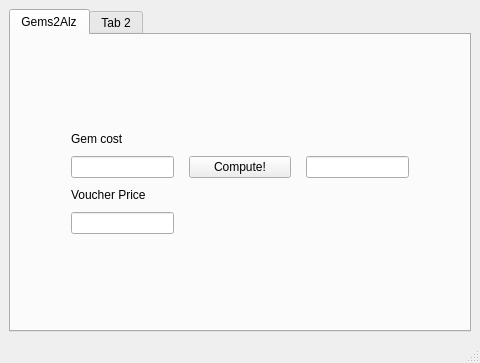
This is MainWindow.ui in MrocznyZdzichu/Cabal_Calculator as Qt 5 draws it before an edit. The edited form follows.
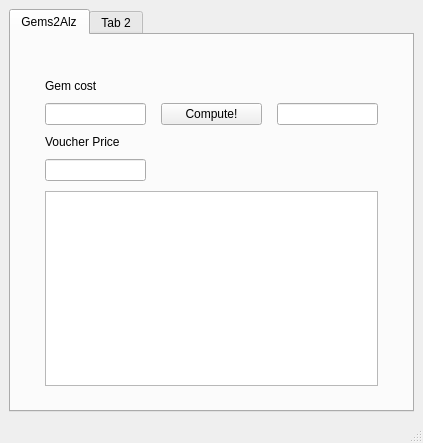
This is the edited form.

Commit message: Improved verbosivity of gem calc. Add result rounding to 3 decimals. Getters and setters refactor. Minor layout improvement

Patch:
```diff
--- a/MainWindow.ui
+++ b/MainWindow.ui
@@ -6,8 +6,8 @@
    <rect>
     <x>0</x>
     <y>0</y>
-    <width>480</width>
-    <height>363</height>
+    <width>423</width>
+    <height>443</height>
    </rect>
   </property>
   <property name="windowTitle">
@@ -28,21 +28,21 @@
          </attribute>
          <layout class="QHBoxLayout" name="horizontalLayout">
           <item>
-           <layout class="QGridLayout" name="gridLayout_2" rowstretch="10,1,1,1,0,1,10" columnstretch="1,2,2,2,1">
+           <layout class="QGridLayout" name="gridLayout_2" rowstretch="3,0,5,0,0,1,2" columnstretch="1,1,1">
             <property name="sizeConstraint">
              <enum>QLayout::SetNoConstraint</enum>
             </property>
             <property name="leftMargin">
-             <number>0</number>
+             <number>25</number>
             </property>
             <property name="topMargin">
-             <number>60</number>
+             <number>15</number>
             </property>
             <property name="rightMargin">
-             <number>0</number>
+             <number>25</number>
             </property>
             <property name="bottomMargin">
-             <number>60</number>
+             <number>15</number>
             </property>
             <property name="horizontalSpacing">
              <number>15</number>
@@ -50,97 +50,64 @@
             <property name="verticalSpacing">
              <number>10</number>
             </property>
-            <item row="2" column="3">
+            <item row="5" column="0">
+             <widget class="QLineEdit" name="le_voucher_price"/>
+            </item>
+            <item row="1" column="0">
+             <widget class="QLabel" name="label">
+              <property name="text">
+               <string>Gem cost</string>
+              </property>
+             </widget>
+            </item>
+            <item row="2" column="0">
+             <widget class="QLineEdit" name="le_gems"/>
+            </item>
+            <item row="2" column="2">
              <widget class="QLineEdit" name="le_result">
               <property name="readOnly">
                <bool>true</bool>
               </property>
              </widget>
             </item>
-            <item row="2" column="1">
-             <widget class="QLineEdit" name="le_gems"/>
-            </item>
-            <item row="5" column="1">
-             <widget class="QLineEdit" name="le_voucher_price"/>
-            </item>
-            <item row="0" column="2">
-             <spacer name="verticalSpacer">
-              <property name="orientation">
-               <enum>Qt::Vertical</enum>
-              </property>
-              <property name="sizeHint" stdset="0">
-               <size>
-                <width>20</width>
-                <height>40</height>
-               </size>
-              </property>
-             </spacer>
-            </item>
-            <item row="3" column="1">
+            <item row="3" column="0">
              <widget class="QLabel" name="label_2">
               <property name="text">
                <string>Voucher Price</string>
               </property>
              </widget>
             </item>
-            <item row="1" column="1">
-             <widget class="QLabel" name="label">
-              <property name="text">
-               <string>Gem cost</string>
+            <item row="0" column="0" colspan="3">
+             <spacer name="verticalSpacer">
+              <property name="orientation">
+               <enum>Qt::Vertical</enum>
               </property>
-             </widget>
+              <property name="sizeType">
+               <enum>QSizePolicy::Fixed</enum>
+              </property>
+              <property name="sizeHint" stdset="0">
+               <size>
+                <width>20</width>
+                <height>20</height>
+               </size>
+              </property>
+             </spacer>
             </item>
-            <item row="2" column="2">
+            <item row="2" column="1">
              <widget class="QPushButton" name="pb_compute">
+              <property name="sizePolicy">
+               <sizepolicy hsizetype="Expanding" vsizetype="Fixed">
+                <horstretch>0</horstretch>
+                <verstretch>0</verstretch>
+               </sizepolicy>
+              </property>
               <property name="text">
                <string>Compute!</string>
               </property>
              </widget>
             </item>
-            <item row="2" column="4">
-             <spacer name="horizontalSpacer_2">
-              <property name="orientation">
-               <enum>Qt::Horizontal</enum>
-              </property>
-              <property name="sizeType">
-               <enum>QSizePolicy::MinimumExpanding</enum>
-              </property>
-              <property name="sizeHint" stdset="0">
-               <size>
-                <width>20</width>
-                <height>20</height>
-               </size>
-              </property>
-             </spacer>
-            </item>
-            <item row="6" column="2">
-             <spacer name="verticalSpacer_2">
-              <property name="orientation">
-               <enum>Qt::Vertical</enum>
-              </property>
-              <property name="sizeHint" stdset="0">
-               <size>
-                <width>20</width>
-                <height>40</height>
-               </size>
-              </property>
-             </spacer>
-            </item>
-            <item row="2" column="0">
-             <spacer name="horizontalSpacer">
-              <property name="orientation">
-               <enum>Qt::Horizontal</enum>
-              </property>
-              <property name="sizeType">
-               <enum>QSizePolicy::MinimumExpanding</enum>
-              </property>
-              <property name="sizeHint" stdset="0">
-               <size>
-                <width>20</width>
-                <height>20</height>
-               </size>
-              </property>
-             </spacer>
+            <item row="6" column="0" colspan="3">
+             <widget class="QTextBrowser" name="tb_console"/>
             </item>
            </layout>
           </item>
```
Left out of the diff: 2 changed lines with no effect on the pictures. The commit also changes 2 other files.
